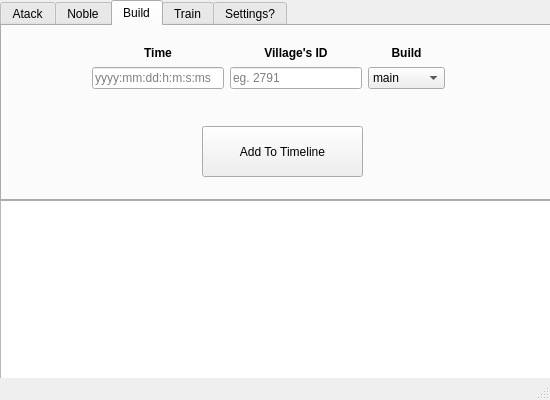
First picture: the form in main_win.ui, repository Erecik1/plemsy, before the edit.
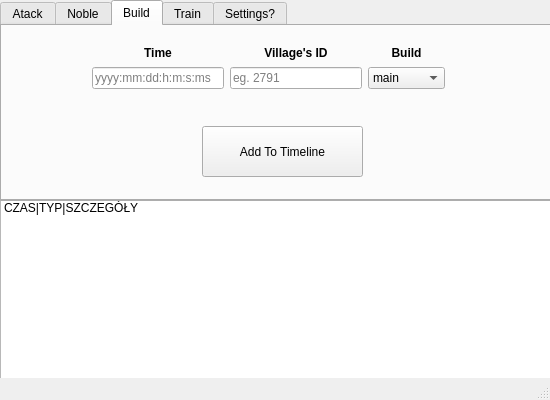
Second picture: the form after the edit. The open tabs and pages were chosen to show the change.

What changed in the file:
```diff
--- a/main_win.ui
+++ b/main_win.ui
@@ -50,6 +50,20 @@
        <height>192</height>
       </rect>
      </property>
+     <property name="flow">
+      <enum>QListView::TopToBottom</enum>
+     </property>
+     <property name="layoutMode">
+      <enum>QListView::SinglePass</enum>
+     </property>
+     <property name="viewMode">
+      <enum>QListView::ListMode</enum>
+     </property>
+     <item>
+      <property name="text">
+       <string>CZAS|TYP|SZCZEGÓŁY</string>
+      </property>
+     </item>
     </widget>
    </widget>
    <widget class="QTabWidget" name="tabWidget">
```
Left out of the diff: 36 changed lines with no effect on the pictures.
